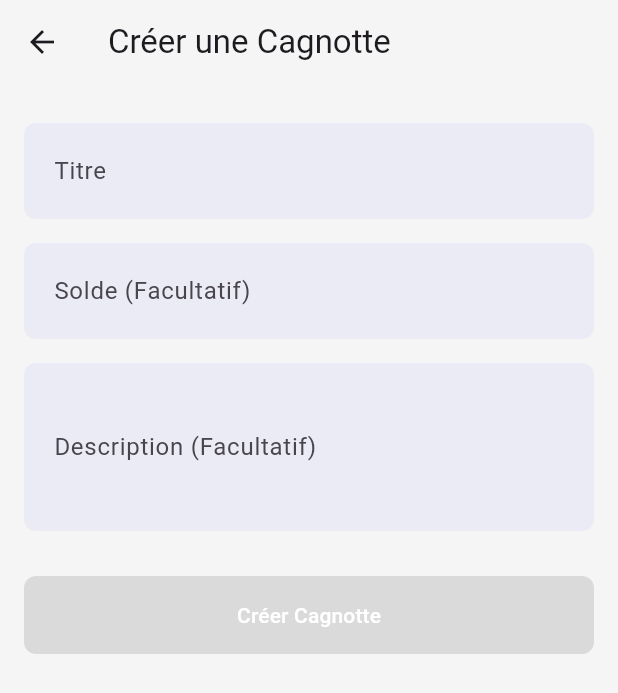
After one commit to fagnigue/Mipal-app-mobile, a Flutter app: the Cagnottes screen opened directly, after a tap on the "add" icon, on a phone screen of 412 x 824 dp. The commit adds this screen. Shown: the top 693 px of the screen. Run offline on Flutter 3.47's test engine with Material 3 defaults, Android fonts, the phone set to English and light mode, and no system bars; our stand-ins replace flutter_dotenv, google_sign_in, localstorage, supabase_flutter; accounts and stored records are empty.

Commit message:
feat: ajouter cagnotte

```diff
--- /dev/null
+++ b/lib/enums/cagnotte_statut.dart
@@ -0,0 +1,16 @@
+enum CagnotteStatut {
+  enCours,
+  cloturee,
+  archivee;
+
+  String get value {
+    switch (this) {
+      case CagnotteStatut.enCours:
+        return "en cours";
+      case CagnotteStatut.cloturee:
+        return "cloturée";
+      case CagnotteStatut.archivee:
+        return "archivée";
+    }
+  }
+}
--- /dev/null
+++ b/lib/helpers/format_exception.dart
@@ -0,0 +1,5 @@
+class AppFormatException {
+  static String message(String exceptionMessage) {
+    return exceptionMessage.replaceFirst('Exception: ', '');
+  }
+}
--- a/lib/helpers/generate_unique_random_id.dart
+++ b/lib/helpers/generate_unique_random_id.dart
@@ -7,4 +7,10 @@ class GenerateUniqueRandomId {
     int randomValue = (100000 + random.nextInt(900000));
     return randomValue.toString();
   }
+
+  String generateWithPrefix(String prefix) {
+    final Random random = Random();
+    int randomValue = (100000 + random.nextInt(900000));
+    return '$prefix$randomValue';
+  }
 }
--- a/lib/helpers/widgets.dart
+++ b/lib/helpers/widgets.dart
@@ -7,6 +7,7 @@ class AppWidgets {
     required TextEditingController controller,
     required double width,
     TextInputType keyboardType = TextInputType.text,
+    int? maxLines,
     IconData? prefixIcon,
     String? hintText,
     FormFieldValidator<String>? validator,
@@ -17,6 +18,7 @@ class AppWidgets {
         controller: controller,
         validator: validator,
         keyboardType: keyboardType,
+        maxLines: maxLines ?? 1,
         decoration: InputDecoration(
           labelText: labelText,
           hintText: hintText,
@@ -27,7 +29,10 @@ class AppWidgets {
             borderSide: BorderSide.none,
             borderRadius: BorderRadius.circular(8.0),
           ),
-          contentPadding: EdgeInsets.symmetric(horizontal: 16.0, vertical: 20.0),
+          contentPadding: EdgeInsets.symmetric(
+            horizontal: 16.0,
+            vertical: 20.0,
+          ),
         ),
       ),
     );
@@ -35,7 +40,8 @@ class AppWidgets {
 
   static Widget buildValidationButton({
     required String text,
-    required VoidCallback onPressed,
+    required VoidCallback? onPressed,
+    required double width,
     Color color = AppColors.primary,
     Color textColor = Colors.white,
   }) {
@@ -43,24 +49,16 @@ class AppWidgets {
       onPressed: onPressed,
       style: ElevatedButton.styleFrom(
         backgroundColor: color,
-        shape: RoundedRectangleBorder(
-          borderRadius: BorderRadius.circular(8.0),
-        ),
+        minimumSize: Size(width, 50),
+        padding: EdgeInsets.symmetric(vertical: 16.0),
+        shape: RoundedRectangleBorder(borderRadius: BorderRadius.circular(8.0)),
       ),
-      child: Text(
-        text,
-        style: TextStyle(color: textColor),
-      ),
+
+      child: Text(text, style: TextStyle(color: textColor)),
     );
   }
 
   static Widget errorText(String message) {
-    return Text(
-      message,
-      style: TextStyle(
-        color: Colors.red,
-        fontSize: 14.0,
-      ),
-    );
+    return Text(message, style: TextStyle(color: Colors.red, fontSize: 14.0));
   }
 }
--- a/lib/main.dart
+++ b/lib/main.dart
@@ -1,4 +1,5 @@
 import 'package:flutter/material.dart';
+import 'package:google_sign_in/google_sign_in.dart';
 import 'package:mipal/helpers/env_vars.dart';
 import 'package:mipal/pages/home.dart';
 import 'package:mipal/pages/login.dart';
@@ -17,6 +18,10 @@ void main() async {
   runApp(const MyApp());
 }
 
+final GoogleSignIn appGoogleSignIn = GoogleSignIn(
+      clientId: EnvVars.googleIosClientId,
+      serverClientId: EnvVars.googleWebClientId,
+    );
 final supabase = Supabase.instance.client;
 
 class MyApp extends StatelessWidget {
--- /dev/null
+++ b/lib/models/cagnotte.dart
@@ -0,0 +1,70 @@
+import 'package:mipal/enums/cagnotte_statut.dart';
+import 'package:mipal/models/user_profile.dart';
+import 'package:uuid/uuid.dart';
+
+class Cagnotte {
+  final String id;
+  final String titre;
+  final String? description;
+  final DateTime createdAt;
+  final double solde;
+  final String statut;
+  final String code;
+  final UserProfile? createur;
+  final String? createurId;
+
+  Cagnotte({
+    required this.id,
+    required this.titre,
+    this.description,
+    required this.createdAt,
+    required this.solde,
+    required this.statut,
+    required this.code,
+    this.createur,
+    this.createurId,
+  });
+
+  factory Cagnotte.create({
+    required String titre,
+    String? description,
+    required String createurId,
+    required double solde,
+    required String code,
+  }) {
+    return Cagnotte(
+      id: Uuid().v4(),
+      titre: titre,
+      description: description,
+      createdAt: DateTime.now(),
+      solde: solde,
+      statut: CagnotteStatut.enCours.value,
+      code: code,
+      createurId: createurId,
+    );
+  }
+  factory Cagnotte.fromJson(Map<String, dynamic> json) {
+    return Cagnotte(
+      id: json['id'],
+      titre: json['titre'],
+      description: json['description'],
+      createdAt: DateTime.parse(json['created_at']),
+      solde: json['solde'].toDouble(),
+      statut: json['statut'],
+      code: json['code'],
+    );
+  }
+
+  Map<String, dynamic> toJson() {
+    return {
+      'id': id,
+      'titre': titre,
+      'description': description,
+      'created_at': createdAt.toIso8601String(),
+      'solde': solde,
+      'statut': statut,
+      'code': code,
+      'createur': createurId,
+    };
+  }
+}
--- /dev/null
+++ b/lib/pages/cagnottes/cagnottes.dart
@@ -0,0 +1,50 @@
+import 'package:flutter/material.dart';
+import 'package:mipal/helpers/colors.dart';
+import 'package:mipal/pages/cagnottes/create_cagnotte.dart';
+
+class Cagnottes extends StatefulWidget {
+  const Cagnottes({super.key});
+
+  @override
+  State<Cagnottes> createState() => _CagnottesState();
+}
+
+class _CagnottesState extends State<Cagnottes> {
+  @override
+  Widget build(BuildContext context) {
+    return Scaffold(
+      appBar: AppBar(
+        title: const Text('Cagnottes'),
+        backgroundColor: AppColors.background
+      ),
+      backgroundColor: AppColors.background,
+      body: ListView.builder(
+        padding: const EdgeInsets.all(8.0),
+        itemCount: 5,
+        itemBuilder: (context, index) {
+          return ListTile(
+            leading: const Icon(Icons.monetization_on),
+            title: Text('Cagnotte ${index + 1}'),
+            subtitle: const Text('Description de la cagnotte'),
+            onTap: () {
+              // Action lors du clic sur une cagnotte
+            },
+          );
+        },
+      ),
+      floatingActionButton: FloatingActionButton(
+        backgroundColor: AppColors.primary,
+        tooltip: 'Créer une Cagnotte',
+        onPressed: () {
+          Navigator.push(
+            context,
+            MaterialPageRoute(
+              builder: (context) => const CreateCagnotte(),
+            ),
+          );
+        },
+        child: const Icon(Icons.add, size: 30, color: Colors.white),
+      ),
+    );
+  }
+}
--- /dev/null
+++ b/lib/pages/cagnottes/create_cagnotte.dart
@@ -0,0 +1,99 @@
+import 'package:flutter/material.dart';
+import 'package:mipal/helpers/colors.dart';
+import 'package:mipal/helpers/widgets.dart';
+
+class CreateCagnotte extends StatefulWidget {
+  const CreateCagnotte({super.key});
+
+  @override
+  State<CreateCagnotte> createState() => _CreateCagnotteState();
+}
+
+class _CreateCagnotteState extends State<CreateCagnotte> {
+  final _formKey = GlobalKey<FormState>();
+  final TextEditingController _titleController = TextEditingController();
+  final TextEditingController _soldeController = TextEditingController();
+  final TextEditingController _descriptionController = TextEditingController();
+
+  bool canSend = false;
+
+  @override
+  void initState() {
+    super.initState();
+    _titleController.addListener(() {
+      setState(() {
+        canSend = _titleController.text.isNotEmpty && _titleController.text.length > 3;
+      });
+    });
+  }
+
+  @override
+  void dispose() {
+    _titleController.dispose();
+    _soldeController.dispose();
+    _descriptionController.dispose();
+    super.dispose();
+  }
+
+  void _submitForm() {
+    if (_formKey.currentState!.validate()) {
+      final title = _titleController.text;
+      final balance = double.tryParse(_soldeController.text) ?? 0.0;
+      final description = _descriptionController.text;
+
+      print('Title: $title');
+      print('Balance: $balance');
+      print('Description: $description');
+    }
+  }
+
+  @override
+  Widget build(BuildContext context) {
+    return Scaffold(
+      appBar: AppBar(
+        title: Text('Créer une Cagnotte'),
+        backgroundColor: AppColors.background,
+      ),
+      backgroundColor: AppColors.background,
+      body: Padding(
+        padding: const EdgeInsets.all(16.0),
+        child: Form(
+          key: _formKey,
+          child: ListView(
+            children: [
+              SizedBox(height: 10),
+              AppWidgets.buildTextField(
+                labelText: 'Titre',
+                hintText: 'Donnez un titre à votre cagnotte',
+                controller: _titleController,
+                width: MediaQuery.of(context).size.width * 0.8,
+              ),
+              SizedBox(height: 16),
+              AppWidgets.buildTextField(
+                labelText: 'Solde (Facultatif)',
+                hintText: 'Entrez le solde de départ',
+                controller: _soldeController,
+                width: MediaQuery.of(context).size.width * 0.8,
+                keyboardType: TextInputType.number
+              ),
+              SizedBox(height: 16),
+              AppWidgets.buildTextField(
+                labelText: 'Description (Facultatif)',
+                maxLines: 3,
+                hintText: 'Entrez ici',
+                controller: _descriptionController,
+                width: MediaQuery.of(context).size.width * 0.8,
+              ),
+              SizedBox(height: 30),
+              AppWidgets.buildValidationButton(
+                text: 'Créer Cagnotte',
+                onPressed: canSend ? _submitForm : null,
+                width: MediaQuery.of(context).size.width * 0.8,
+              ),
+            ],
+          ),
+        ),
+      ),
+    );
+  }
+}
--- a/lib/pages/profile.dart
+++ b/lib/pages/profile.dart
@@ -16,7 +16,9 @@ class ProfilePage extends StatelessWidget {
 
   _googleSignOut(BuildContext context) async {
     await StorageService().clearUser();
-    await supabase.auth.signOut().then((value) {
+
+    await supabase.auth.signOut().then((value) async {
+      await appGoogleSignIn.disconnect();
       if (context.mounted) {
         Navigator.of(context).pushReplacement(
           MaterialPageRoute(builder: (context) => const LoginPage()),
--- /dev/null
+++ b/lib/services/cagnotte_service.dart
@@ -0,0 +1,69 @@
+import 'package:mipal/helpers/generate_unique_random_id.dart';
+import 'package:mipal/main.dart';
+import 'package:mipal/models/cagnotte.dart';
+import 'package:mipal/services/user_service.dart';
+
+class CagnotteService {
+  final UserService userService = UserService();
+  final currentUser = supabase.auth.currentUser;
+
+  // Méthode pour créer une cagnotte
+  Future<void> createCagnotte(String titre, double solde, String? description) async {
+    try {
+      final cagnotte = Cagnotte.create(
+        titre: titre,
+        solde: solde,
+        createurId: currentUser!.id,
+        description: description,
+        code: await generateUniqueCode(),
+      );
+
+      await supabase.from('cagnottes').insert(cagnotte.toJson());
+
+
+      await userService.updateUserAmount(currentUser!.id, -solde);
+
+
+    } catch (e) {
+      throw Exception('Erreur lors de la création de la cagnotte: $e');
+    }
+  }
+
+  Future<String> generateUniqueCode() async {
+    String randomValue;
+    do {
+      randomValue = GenerateUniqueRandomId().generateWithPrefix("CAG-");
+    } while (await isCodeExists(randomValue));
+    return randomValue.toString();
+  }
+
+  Future<bool> isCodeExists(String code) async {
+    try {
+      final response = await supabase
+          .from('cagnottes')
+          .select()
+          .eq('code', code)
+          .maybeSingle();
+      return response != null;
+    } catch (e) {
+      return false;
+    }
+  }
+
+  Future<Cagnotte?> getCagnotteById(String cagnotteId) async {
+    try {
+      final response = await supabase
+          .from('cagnottes')
+          .select()
+          .eq('id', cagnotteId)
+          .maybeSingle();
+      if (response == null) {
+        return null;
+      }
+      return Cagnotte.fromJson(response);
+    } catch (e) {
+      throw Exception('Erreur lors de la récupération de la cagnotte: $e');
+    }
+  }
+
+}
```
Also changed, not shown: lib/helpers/popup.dart (added, +27 -0 lines), lib/pages/home.dart (+33 -16 lines), lib/pages/signin.dart (+23 -26 lines), lib/pages/transactions/details_transaction.dart (added, +111 -0 lines), lib/pages/transactions/send_transaction.dart (renamed from lib/pages/send_transaction.dart, +12 -9 lines), lib/services/transaction_service.dart (+18 -6 lines), lib/services/user_service.dart (+26 -30 lines).
